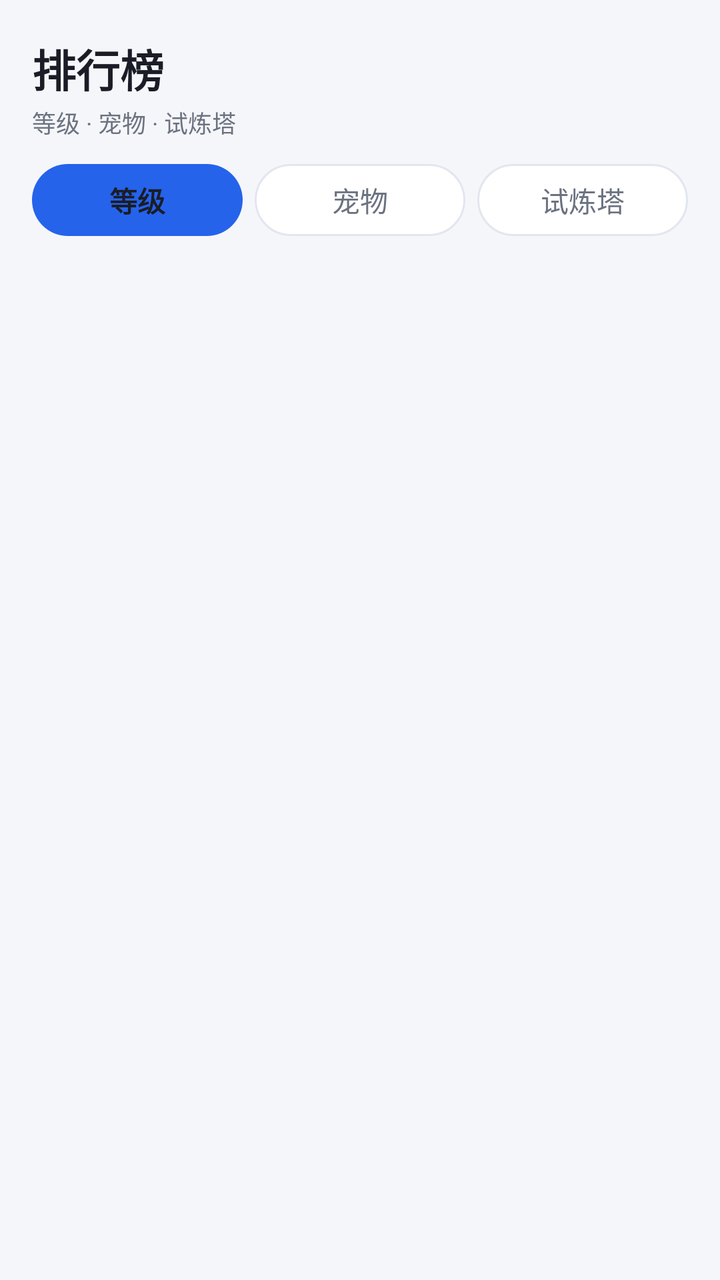
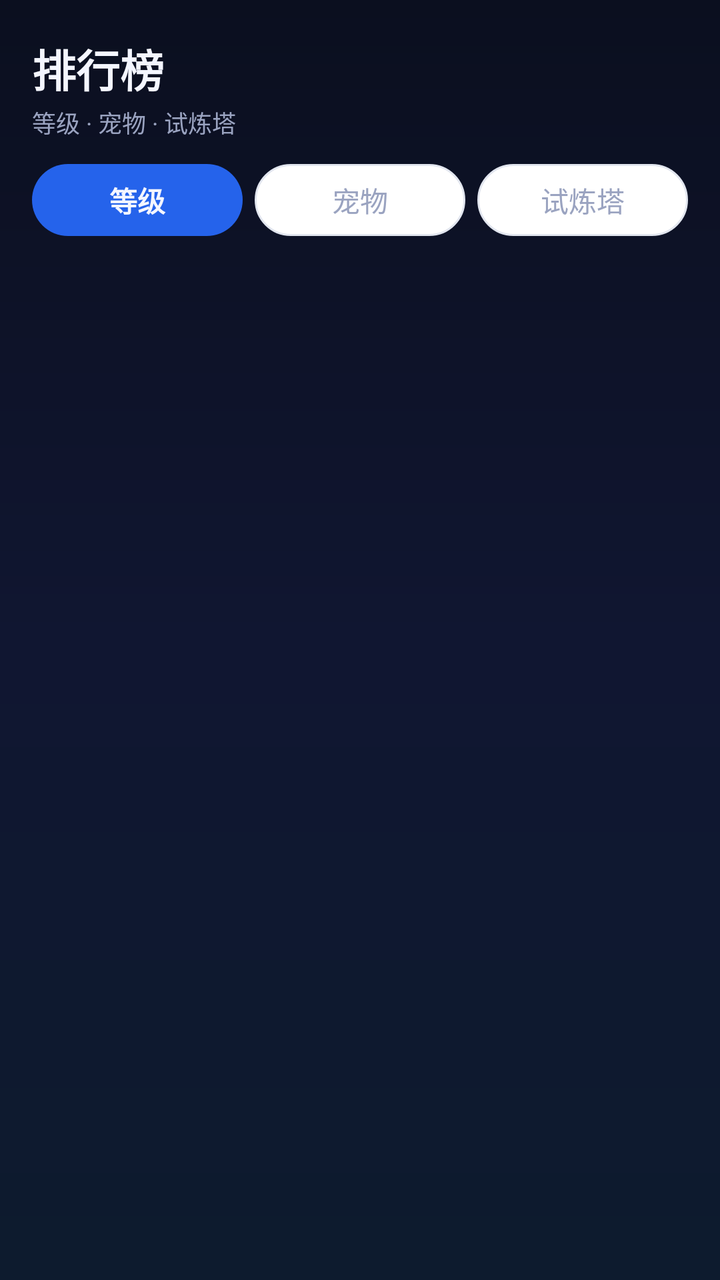

Compare the two renders of this Android layout. The source of the first and the diff that turns it into the second are given below.
<!-- AndroidManifest.xml: application theme Theme.Yishijie -->
<!-- res/layout/fragment_leaderboard.xml -->
<?xml version="1.0" encoding="utf-8"?>
<LinearLayout xmlns:android="http://schemas.android.com/apk/res/android"
    xmlns:app="http://schemas.android.com/apk/res-auto"
    android:layout_width="match_parent"
    android:layout_height="match_parent"
    android:orientation="vertical"
    android:background="@color/background">

    
    <LinearLayout
        android:layout_width="match_parent"
        android:layout_height="wrap_content"
        android:orientation="vertical"
        android:paddingStart="16dp"
        android:paddingEnd="16dp"
        android:paddingTop="18dp"
        android:paddingBottom="12dp">

        <TextView
            android:layout_width="wrap_content"
            android:layout_height="wrap_content"
            android:text="排行榜"
            android:textSize="22sp"
            android:textColor="@color/text_primary"
            android:textStyle="bold" />

        <TextView
            android:layout_width="wrap_content"
            android:layout_height="wrap_content"
            android:text="等级 · 宠物 · 试炼塔"
            android:textSize="12sp"
            android:textColor="@color/text_secondary"
            android:layout_marginTop="2dp" />
    </LinearLayout>

    
    <LinearLayout
        android:layout_width="match_parent"
        android:layout_height="wrap_content"
        android:orientation="horizontal"
        android:paddingStart="16dp"
        android:paddingEnd="16dp"
        android:paddingBottom="10dp">

        <TextView
            android:id="@+id/tabLevel"
            android:layout_width="0dp"
            android:layout_height="36dp"
            android:layout_weight="1"
            android:text="等级"
            android:textSize="14sp"
            android:textColor="@color/text_primary"
            android:textStyle="bold"
            android:gravity="center"
            android:layout_marginEnd="6dp"
            android:background="@drawable/bg_tab_selected" />

        <TextView
            android:id="@+id/tabPet"
            android:layout_width="0dp"
            android:layout_height="36dp"
            android:layout_weight="1"
            android:text="宠物"
            android:textSize="14sp"
            android:textColor="@color/text_secondary"
            android:gravity="center"
            android:layout_marginEnd="6dp"
            android:background="@drawable/bg_tab_unselected" />

        <TextView
            android:id="@+id/tabTower"
            android:layout_width="0dp"
            android:layout_height="36dp"
            android:layout_weight="1"
            android:text="试炼塔"
            android:textSize="14sp"
            android:textColor="@color/text_secondary"
            android:gravity="center"
            android:background="@drawable/bg_tab_unselected" />
    </LinearLayout>

    <ScrollView
        android:layout_width="match_parent"
        android:layout_height="0dp"
        android:layout_weight="1"
        android:fillViewport="true">

        <LinearLayout
            android:id="@+id/llList"
            android:layout_width="match_parent"
            android:layout_height="wrap_content"
            android:orientation="vertical"
            android:paddingStart="16dp"
            android:paddingEnd="16dp"
            android:paddingBottom="20dp" />
    </ScrollView>

    <TextView
        android:id="@+id/tvStatus"
        android:layout_width="match_parent"
        android:layout_height="wrap_content"
        android:text=""
        android:textSize="13sp"
        android:textColor="@color/text_secondary"
        android:gravity="center"
        android:paddingBottom="8dp" />
</LinearLayout>
<!-- resources referenced by this layout -->
<resources>
  <color name="background">#F5F6FA</color>
  <color name="text_primary">#1A1D26</color>
  <color name="text_secondary">#6B7280</color>
  <!-- drawable bg_tab_selected (drawable) -->
  <?xml version="1.0" encoding="utf-8"?>
  <shape xmlns:android="http://schemas.android.com/apk/res/android" android:shape="rectangle">
      <solid android:color="#2563EB" />
      <corners android:radius="20dp" />
  </shape>
  <!-- drawable bg_tab_unselected (drawable) -->
  <?xml version="1.0" encoding="utf-8"?>
  <shape xmlns:android="http://schemas.android.com/apk/res/android" android:shape="rectangle">
      <solid android:color="#FFFFFF" />
      <corners android:radius="20dp" />
      <stroke android:width="1dp" android:color="#E2E6EF" />
  </shape>
  <style name="Theme.Yishijie" parent="Theme.MaterialComponents.Light.NoActionBar">
          <item name="colorPrimary">@color/primary</item>
          <item name="colorPrimaryDark">@color/primary_dark</item>
          <item name="colorAccent">@color/accent</item>
          <item name="android:windowBackground">@color/background</item>
          <item name="android:statusBarColor">@color/background</item>
          <item name="android:navigationBarColor">@color/background</item>
          <item name="android:windowLightStatusBar">true</item>
          <item name="android:windowLightNavigationBar">true</item>
      </style>
  <color name="primary">#2563EB</color>
  <color name="primary_dark">#1D4ED8</color>
  <color name="accent">#4F46E5</color>
</resources>

<!-- the commit's change to res/layout/fragment_leaderboard.xml (unified diff, before → after) -->
@@ -4,7 +4,7 @@
     android:layout_width="match_parent"
     android:layout_height="match_parent"
     android:orientation="vertical"
-    android:background="@color/background">
+    android:background="@drawable/bg_app">
 
     
     <LinearLayout
<!-- resource entries referenced after the edit -->
@@ -1,8 +1,17 @@
 <!-- resources referenced by this layout -->
 <resources>
-  <color name="background">#F5F6FA</color>
-  <color name="text_primary">#1A1D26</color>
-  <color name="text_secondary">#6B7280</color>
+  <color name="background">#0B0F1F</color>
+  <color name="text_primary">#F4F6FF</color>
+  <color name="text_secondary">#9AA3C0</color>
+  <!-- drawable bg_app (drawable) -->
+  <?xml version="1.0" encoding="utf-8"?>
+  <shape xmlns:android="http://schemas.android.com/apk/res/android" android:shape="rectangle">
+      <gradient
+          android:startColor="#0B0F1F"
+          android:centerColor="#101631"
+          android:endColor="#0D1B2E"
+          android:angle="270" />
+  </shape>
   <!-- drawable bg_tab_selected (drawable) -->
   <?xml version="1.0" encoding="utf-8"?>
   <shape xmlns:android="http://schemas.android.com/apk/res/android" android:shape="rectangle">
@@ -16,18 +25,18 @@
       <corners android:radius="20dp" />
       <stroke android:width="1dp" android:color="#E2E6EF" />
   </shape>
-  <style name="Theme.Yishijie" parent="Theme.MaterialComponents.Light.NoActionBar">
+  <style name="Theme.Yishijie" parent="Theme.MaterialComponents.NoActionBar">
           <item name="colorPrimary">@color/primary</item>
           <item name="colorPrimaryDark">@color/primary_dark</item>
           <item name="colorAccent">@color/accent</item>
           <item name="android:windowBackground">@color/background</item>
           <item name="android:statusBarColor">@color/background</item>
           <item name="android:navigationBarColor">@color/background</item>
-          <item name="android:windowLightStatusBar">true</item>
-          <item name="android:windowLightNavigationBar">true</item>
+          <item name="android:windowLightStatusBar">false</item>
+          <item name="android:windowLightNavigationBar">false</item>
       </style>
-  <color name="primary">#2563EB</color>
-  <color name="primary_dark">#1D4ED8</color>
-  <color name="accent">#4F46E5</color>
+  <color name="primary">#7B8CFF</color>
+  <color name="primary_dark">#5A6BE8</color>
+  <color name="accent">#E8B84A</color>
 </resources>
 
